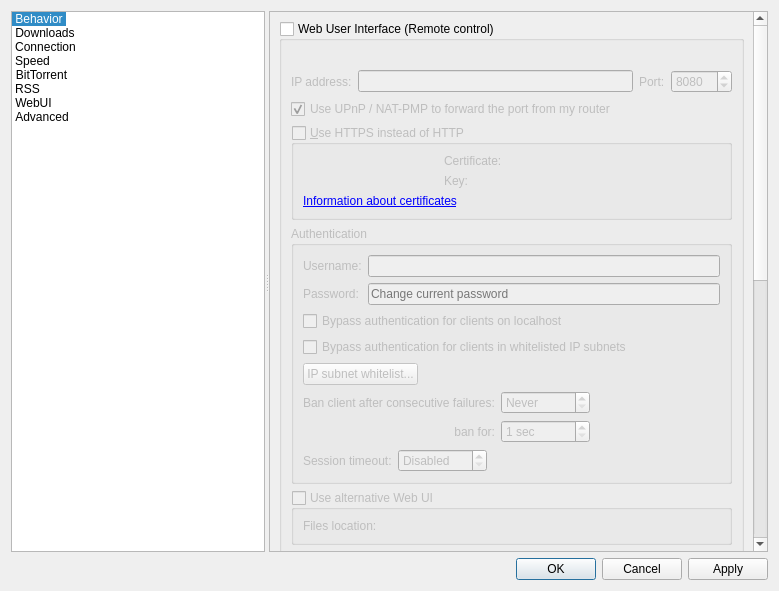
SysAdminDoc/qBittorrent-Vanced, file src/gui/optionsdialog.ui: the form before one commit.
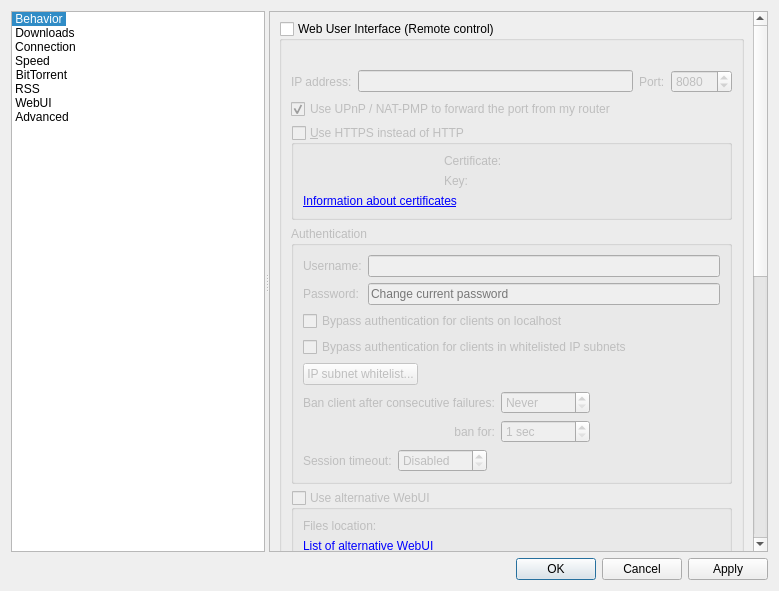
The form after the commit. The open tabs and pages were chosen to show the change. Custom widgets are drawn as their Qt base class.

Commit message:
Add link to 'List of alternative WebUI' wiki page in Options
PR #21224.

Patch:
```diff
--- a/src/gui/optionsdialog.ui
+++ b/src/gui/optionsdialog.ui
@@ -3616,7 +3616,7 @@
                <item>
                 <widget class="QGroupBox" name="groupAltWebUI">
                  <property name="title">
-                  <string>Use alternative Web UI</string>
+                  <string>Use alternative WebUI</string>
                  </property>
                  <property name="checkable">
                   <bool>true</bool>
@@ -3624,6 +3624,8 @@
                  <property name="checked">
                   <bool>false</bool>
                  </property>
+                 <layout class="QVBoxLayout" name="verticalLayout_41">
+                  <item>
                  <layout class="QHBoxLayout" name="horizontalLayout_5">
                   <item>
                    <widget class="QLabel" name="labelWebUIRootFolder">
@@ -3634,6 +3636,18 @@
                   </item>
                   <item>
                    <widget class="FileSystemPathLineEdit" name="textWebUIRootFolder" native="true"/>
+                    </item>
+                   </layout>
+                  </item>
+                  <item>
+                   <widget class="QLabel" name="lblAltWebUIList">
+                    <property name="text">
+                     <string>&lt;a href=&quot;https://github.com/qbittorrent/qBittorrent/wiki/List-of-known-alternate-WebUIs&quot;&gt;List of alternative WebUI&lt;/a&gt;</string>
+                    </property>
+                    <property name="openExternalLinks">
+                     <bool>true</bool>
+                    </property>
+                   </widget>
                   </item>
                  </layout>
                 </widget>
```
Left out of the diff: 2 changed lines with no effect on the pictures. Lines whose indentation alone changed are shown as unchanged. The commit also changes 1 other file.
